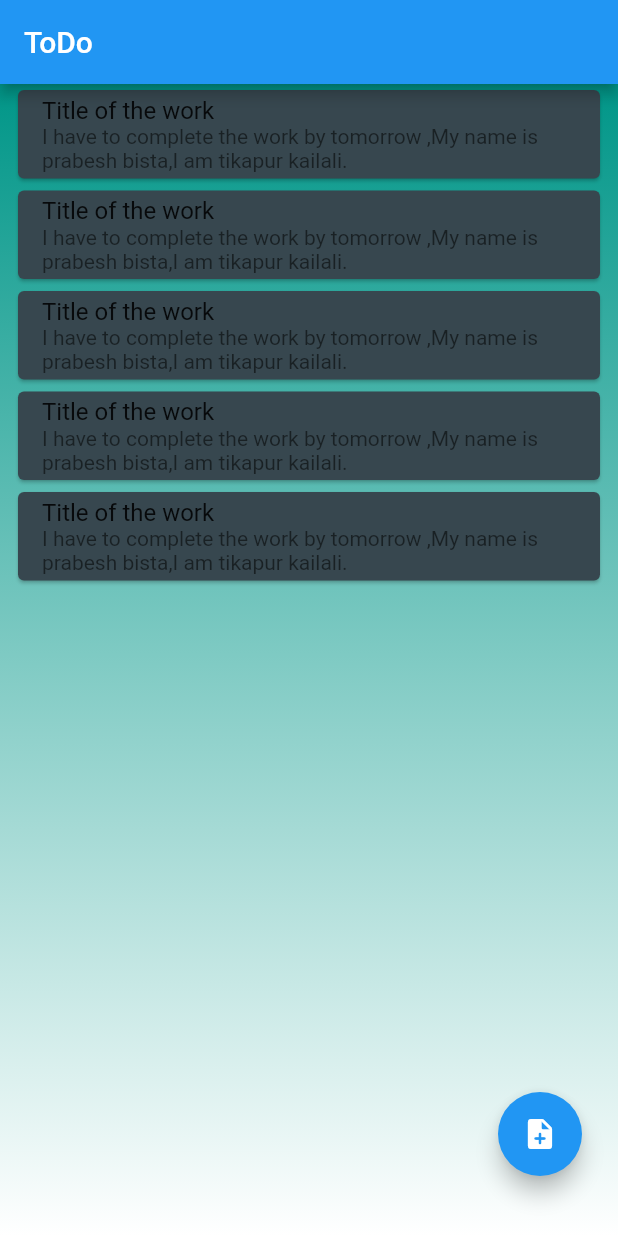
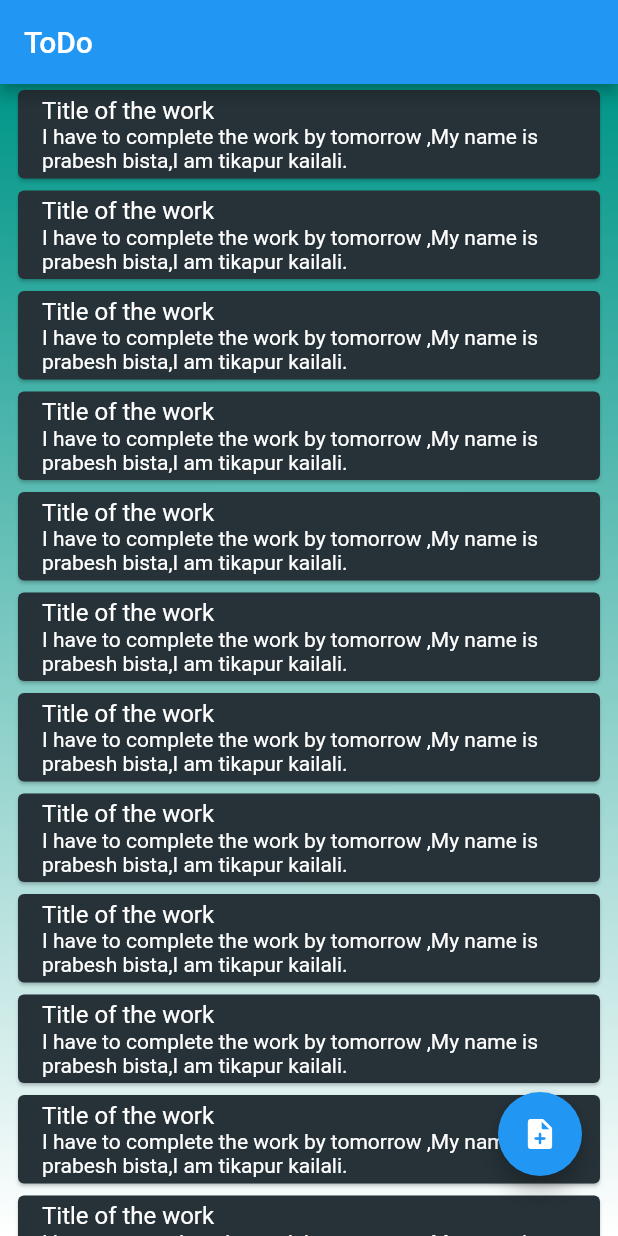
Before and after one commit to PrabeshPP/ToDos-App, a Flutter app: the screen it shows after launch, on a phone screen of 412 x 824 dp. Run offline on Flutter 3.47's test engine with Material 2 defaults, Android fonts, the phone set to English and light mode, and no system bars; our stand-ins replace bloc, equatable, hive; accounts and stored records are empty.

Commit message:
tweaked some color

```diff
--- a/lib/homepage.dart
+++ b/lib/homepage.dart
@@ -24,7 +24,7 @@ class HomePage extends StatelessWidget {
                 begin: Alignment.topCenter,
                 end: Alignment.bottomCenter)),
         child: ListView.builder(
-            itemCount: 5,
+            itemCount: 15,
             itemBuilder: (context, index) {
               return Padding(
                 padding: const EdgeInsets.only(
@@ -32,11 +32,17 @@ class HomePage extends StatelessWidget {
                   right: 8,
                 ),
                 child: Card(
-                  color: Colors.blueGrey.shade800,
+                  color: Colors.blueGrey.shade900,
                   child: const ListTile(
-                    title: Text("Title of the work"),
+                    title: Text("Title of the work",
+                    style: TextStyle(
+                      color: Colors.white
+                    ),),
                     subtitle: Text(
-                        "I have to complete the work by tomorrow ,My name is prabesh bista,I am tikapur kailali."),
+                        "I have to complete the work by tomorrow ,My name is prabesh bista,I am tikapur kailali.",
+                        style:TextStyle(
+                          color: Colors.white
+                        ),),
                   ),
                 ),
               );
```
